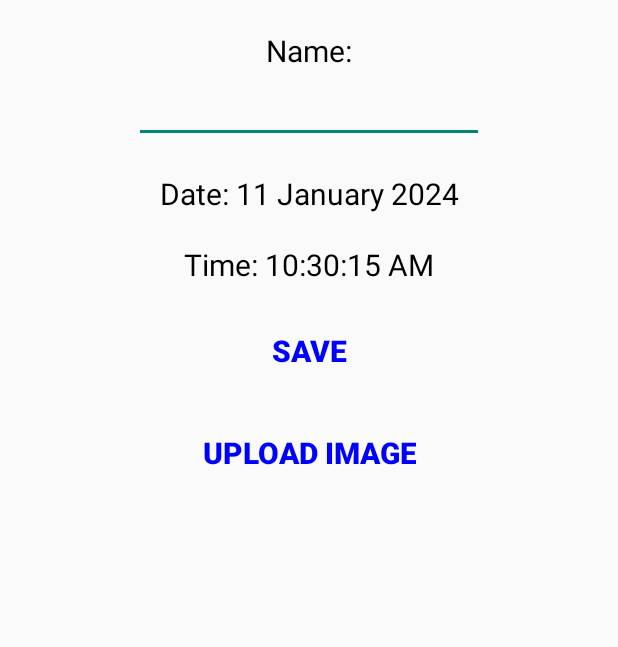
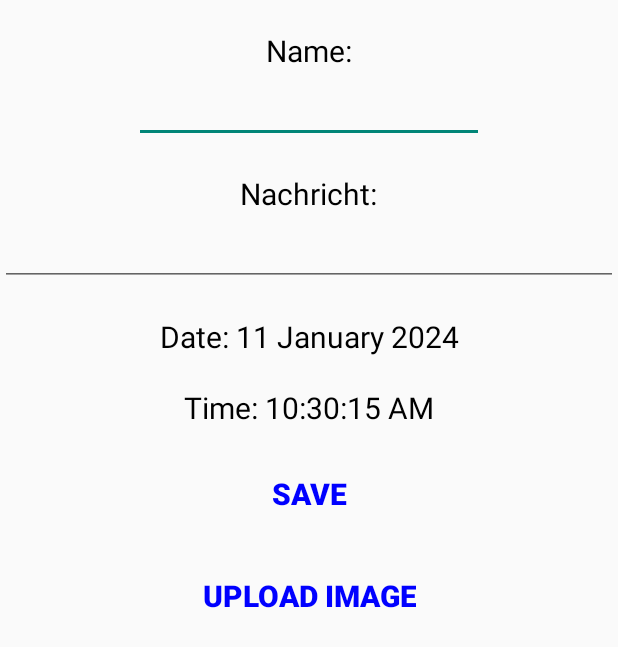
Before and after one commit to erson53/Diary2, an Android app: the EventEditActivity screen opened directly, with no data from a screen before it, on a phone screen of 412 x 824 dp. Shown: the top 647 px of the screen. Run offline under Robolectric (Android 15) with nearby library versions, the light colour scheme and no system bars.

Commit message:
implementet message

```diff
--- a/app/src/main/java/com/example/diary/EventAdapter.java
+++ b/app/src/main/java/com/example/diary/EventAdapter.java
@@ -43,10 +43,11 @@ public class EventAdapter extends ArrayAdapter<Event>
         showEventButton.setOnClickListener(new View.OnClickListener() {
             @Override
             public void onClick(View view) {
-                // Erstellen Sie einen Intent und übergeben Sie die Event-Daten und den Dateipfad
+                // Erstellen Sie einen Intent und übergeben Sie die Event-Daten und die Nachricht
                 Intent intent = new Intent(getContext(), EventViewActivity.class);
                 intent.putExtra("eventTitle", event.getName());
                 intent.putExtra("eventTime", CalendarUtils.formattedTime(event.getTime()));
+                intent.putExtra("eventMessage", event.getMessage()); // Nachricht hinzufügen
 
                 // Starten Sie die EventViewActivity
                 getContext().startActivity(intent);
--- a/app/src/main/java/com/example/diary/EventEditActivity.java
+++ b/app/src/main/java/com/example/diary/EventEditActivity.java
@@ -19,6 +19,7 @@ import java.time.LocalTime;
 public class EventEditActivity extends AppCompatActivity
 {
     private EditText eventNameET;
+    private EditText eventMessageET; // Hinzufügen der EditText für die Nachricht
     private TextView eventDateTV, eventTimeTV;
 
     private LocalTime time;
@@ -40,6 +41,7 @@ public class EventEditActivity extends AppCompatActivity
     private void initWidgets()
     {
         eventNameET = findViewById(R.id.eventNameET);
+        eventMessageET = findViewById(R.id.eventMessageET); // Initialisieren der Nachrichten-EditText
         eventDateTV = findViewById(R.id.eventDateTV);
         eventTimeTV = findViewById(R.id.eventTimeTV);
     }
@@ -47,7 +49,8 @@ public class EventEditActivity extends AppCompatActivity
     public void saveEventAction(View view)
     {
         String eventName = eventNameET.getText().toString();
-        Event newEvent = new Event(eventName, CalendarUtils.selectedDate, time);
+        String eventMessage = eventMessageET.getText().toString(); // Abrufen der Nachricht
+        Event newEvent = new Event(eventName, eventMessage, CalendarUtils.selectedDate, time); // Übergeben der Nachricht
         eventsList.add(newEvent);
         finish();
     }
--- a/app/src/main/res/layout/activity_event_edit.xml
+++ b/app/src/main/res/layout/activity_event_edit.xml
@@ -25,6 +25,23 @@
         android:textSize="20sp"
         android:ems="10"
         android:inputType="text"/>
+    <TextView
+        android:layout_width="wrap_content"
+        android:layout_height="wrap_content"
+        android:layout_gravity="center"
+        android:layout_marginTop="20dp"
+        android:text="Nachricht:"
+        android:textSize="20sp"
+        android:textAlignment="center"
+        android:textColor="@color/black"/>
+    <EditText
+        android:id="@+id/eventMessageET"
+        android:layout_width="match_parent"
+        android:layout_height="wrap_content"
+        android:layout_gravity="center"
+        android:textSize="20sp"
+        android:inputType="textMultiLine"
+        android:gravity="start|top"/>
 
     <TextView
         android:id="@+id/eventDateTV"
--- a/app/src/main/res/layout/activity_main.xml
+++ b/app/src/main/res/layout/activity_main.xml
@@ -36,7 +36,7 @@
             android:background="@null"
             android:textStyle="bold"
             android:onClick="previousMonthAction"
-            android:textSize="20sp"/>
+            android:textSize="30sp"/>
 
         <TextView
             android:id="@+id/monthYearTV"
@@ -57,7 +57,7 @@
             android:background="@null"
             android:textStyle="bold"
             android:onClick="nextMonthAction"
-            android:textSize="20sp"/>
+            android:textSize="30sp"/>
 
     </LinearLayout>
 
--- a/app/src/main/res/layout/activity_week_view.xml
+++ b/app/src/main/res/layout/activity_week_view.xml
@@ -24,7 +24,7 @@
             android:background="@null"
             android:textStyle="bold"
             android:onClick="previousWeekAction"
-            android:textSize="20sp"/>
+            android:textSize="30sp"/>
 
         <TextView
             android:id="@+id/monthYearTV"
@@ -40,12 +40,12 @@
             android:layout_width="0dp"
             android:layout_height="wrap_content"
             android:layout_weight="1"
-            android:text="-"
+            android:text="."
             android:textColor="@color/blue"
             android:background="@null"
             android:textStyle="bold"
             android:onClick="nextWeekAction"
-            android:textSize="20sp"/>
+            android:textSize="30sp"/>
 
     </LinearLayout>
 
```
Also changed, not shown: app/src/main/java/com/example/diary/Event.java (+21 -22 lines), app/src/main/java/com/example/diary/EventViewActivity.java (+4 -4 lines), app/src/main/res/layout/activity_event_view.xml (+8 -0 lines), app/src/main/res/layout/event_cell.xml (+16 -14 lines).
